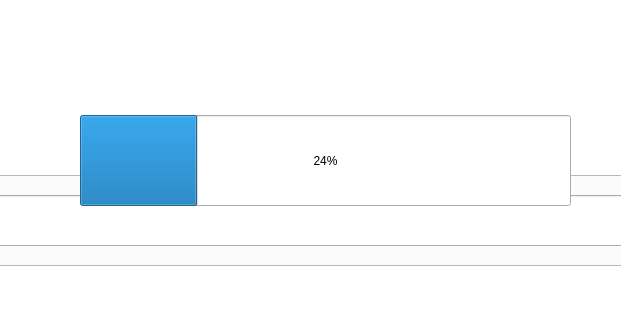
Above: NewMainWindow.ui from ilya-permyakov/ModifiedEcdsa before the change; both pictures show x 292 to 913 and y 211 to 531 of the 1193 by 716 pixel window. Below: the same form after it.
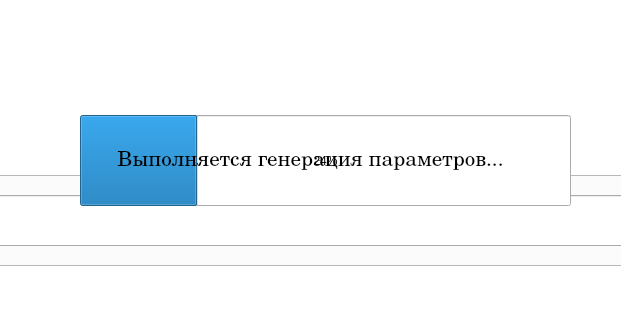
That is the form after the change.

Commit message: добавил прогресс бар во время генерации параметров

Patch:
```diff
--- a/NewMainWindow.ui
+++ b/NewMainWindow.ui
@@ -353,6 +353,28 @@
        <number>24</number>
       </property>
      </widget>
+     <widget class="QLabel" name="statusLabel">
+      <property name="geometry">
+       <rect>
+        <x>370</x>
+        <y>320</y>
+        <width>461</width>
+        <height>51</height>
+       </rect>
+      </property>
+      <property name="font">
+       <font>
+        <family>Century</family>
+        <pointsize>16</pointsize>
+       </font>
+      </property>
+      <property name="text">
+       <string>Выполняется генерация параметров...</string>
+      </property>
+      <property name="alignment">
+       <set>Qt::AlignCenter</set>
+      </property>
+     </widget>
     </widget>
     <widget class="QWidget" name="GenSign">
      <attribute name="title">
```
The commit also changes 1 other file.
